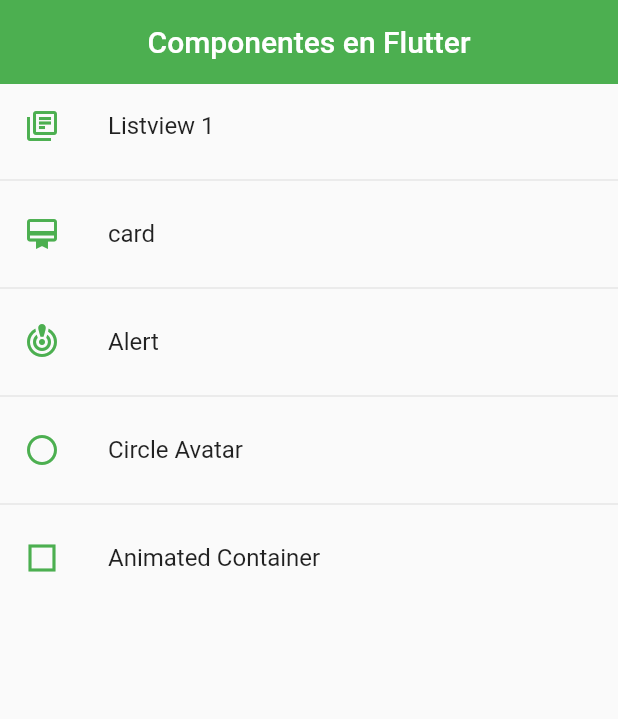
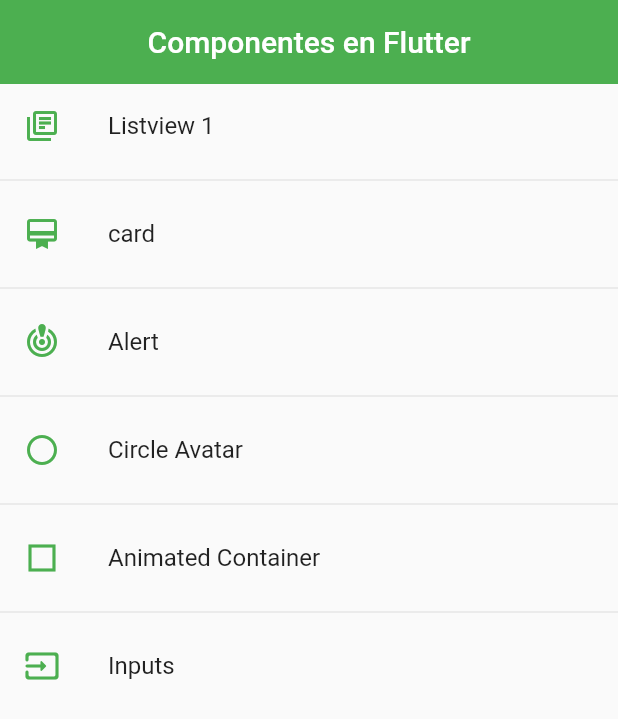
Before and after one commit to Akrata/curso-Flutter, a Flutter app: the screen it shows after launch, on a phone screen of 412 x 824 dp. Shown: the top 719 px of the screen. Run offline on Flutter 3.47's test engine with Material 2 defaults, Android fonts, the phone set to English and light mode, and no system bars.

Commit message:
components_7

```diff
--- a/components_app/lib/router/app_routes.dart
+++ b/components_app/lib/router/app_routes.dart
@@ -38,6 +38,11 @@ class AppRoutes {
         name: 'Animated Container',
         screen: AnimatedScreen(),
         icon: Icons.check_box_outline_blank_sharp),
+    MenuOptions(
+        route_dir: 'inputs',
+        name: 'Inputs',
+        screen: InputScreen(),
+        icon: Icons.input_rounded),
   ];
 
   static Map<String, Widget Function(BuildContext)> getAppRoutes() {
--- a/components_app/lib/screens/screens.dart
+++ b/components_app/lib/screens/screens.dart
@@ -1,3 +1,5 @@
+export 'package:components_app/screens/input_screen.dart';
+
 export 'package:components_app/screens/animated_screen.dart';
 
 export 'package:components_app/screens/circle_avatar_screen.dart';
--- a/components_app/lib/themes/app_theme.dart
+++ b/components_app/lib/themes/app_theme.dart
@@ -13,16 +13,36 @@ class AppTheme {
     textButtonTheme: TextButtonThemeData(
       style: TextButton.styleFrom(primary: primary),
     ),
-
     floatingActionButtonTheme: FloatingActionButtonThemeData(
       backgroundColor: primary,
     ),
-
     elevatedButtonTheme: ElevatedButtonThemeData(
       style: ElevatedButton.styleFrom(
         primary: primary,
         shape: StadiumBorder(),
       ),
     ),
+    inputDecorationTheme: InputDecorationTheme(
+      floatingLabelStyle: TextStyle(
+        color: primary,
+      ),
+      enabledBorder: OutlineInputBorder(
+        borderSide: BorderSide(
+          color: primary,
+        ),
+        borderRadius: BorderRadius.only(
+          bottomLeft: Radius.circular(10),
+        ),
+      ),
+      focusedBorder: OutlineInputBorder(
+        borderSide: BorderSide(
+          color: primary,
+        ),
+        borderRadius: BorderRadius.only(
+          bottomRight: Radius.circular(10),
+        ),
+      ),
+      border: OutlineInputBorder(),
+    ),
   );
 }
--- a/components_app/lib/widgets/widgets.dart
+++ b/components_app/lib/widgets/widgets.dart
@@ -1,3 +1,5 @@
+export 'package:components_app/widgets/custom_input_field.dart';
+
 export 'package:components_app/widgets/custom_card_2.dart';
 
 export 'package:components_app/widgets/custom_card.dart';
```
Also changed, not shown: components_app/lib/screens/input_screen.dart (added, +69 -0 lines), components_app/lib/widgets/custom_input_field.dart (added, +57 -0 lines).
